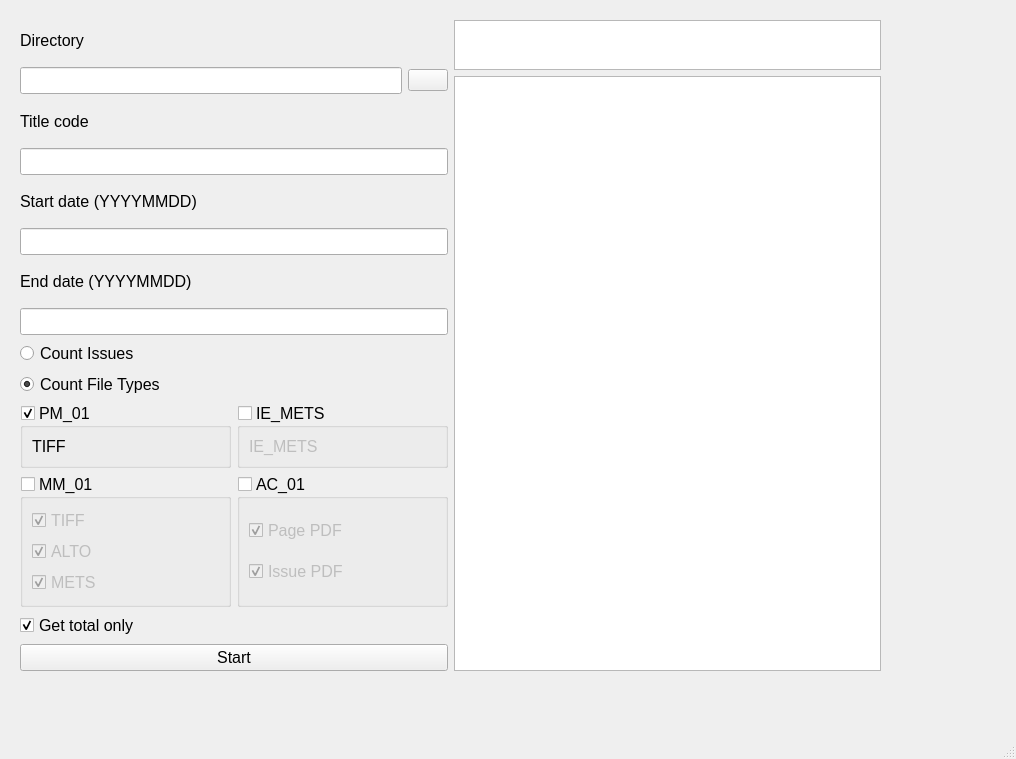
The window that CoD2.ui (NLNZDigitalPreservation/paperspast_file_counter) describes before a commit, drawn with Qt 5.
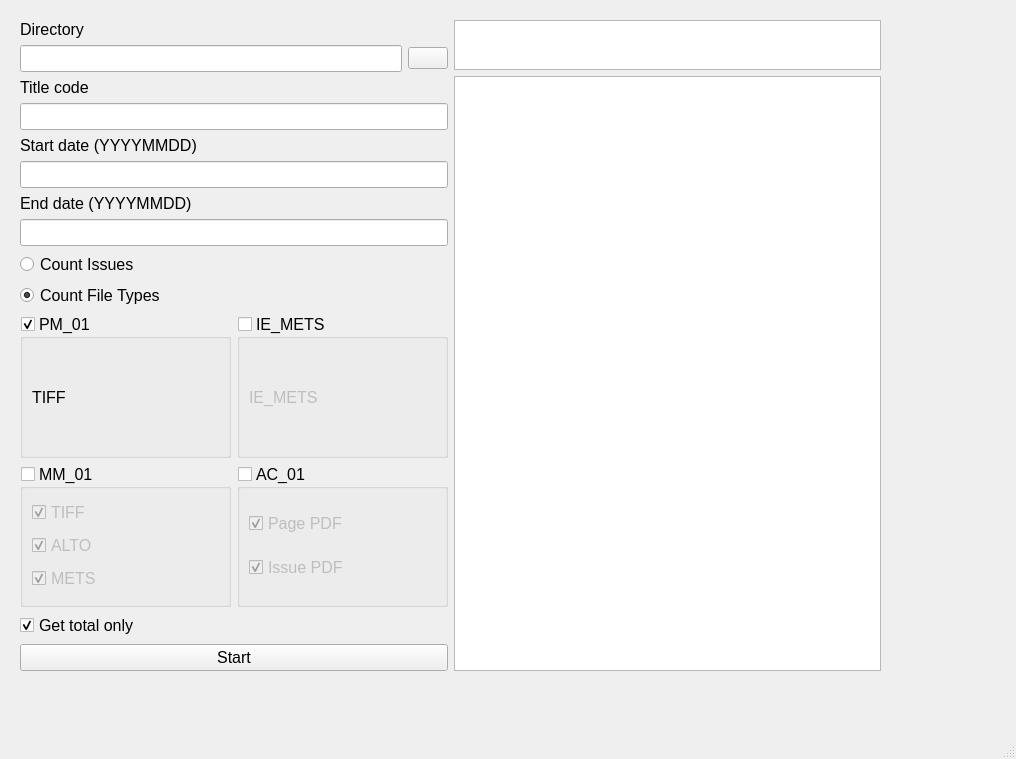
The same window after the commit.

Commit message: Expandable box sizes

```diff
--- a/CoD2.ui
+++ b/CoD2.ui
@@ -198,6 +198,12 @@
         <layout class="QGridLayout" name="file_groups">
          <item row="0" column="0">
           <widget class="QGroupBox" name="pm_group">
+           <property name="sizePolicy">
+            <sizepolicy hsizetype="MinimumExpanding" vsizetype="MinimumExpanding">
+             <horstretch>0</horstretch>
+             <verstretch>0</verstretch>
+            </sizepolicy>
+           </property>
            <property name="font">
             <font>
              <pointsize>12</pointsize>
@@ -225,6 +231,12 @@
          </item>
          <item row="0" column="1">
           <widget class="QGroupBox" name="ie_mets_group">
+           <property name="sizePolicy">
+            <sizepolicy hsizetype="Expanding" vsizetype="Expanding">
+             <horstretch>0</horstretch>
+             <verstretch>0</verstretch>
+            </sizepolicy>
+           </property>
            <property name="font">
             <font>
              <pointsize>12</pointsize>
@@ -252,6 +264,12 @@
          </item>
          <item row="1" column="0">
           <widget class="QGroupBox" name="mm_group">
+           <property name="sizePolicy">
+            <sizepolicy hsizetype="MinimumExpanding" vsizetype="MinimumExpanding">
+             <horstretch>0</horstretch>
+             <verstretch>0</verstretch>
+            </sizepolicy>
+           </property>
            <property name="font">
             <font>
              <pointsize>12</pointsize>
@@ -317,6 +335,12 @@
            <property name="enabled">
             <bool>true</bool>
            </property>
+           <property name="sizePolicy">
+            <sizepolicy hsizetype="MinimumExpanding" vsizetype="MinimumExpanding">
+             <horstretch>0</horstretch>
+             <verstretch>0</verstretch>
+            </sizepolicy>
+           </property>
            <property name="font">
             <font>
              <pointsize>12</pointsize>
```
